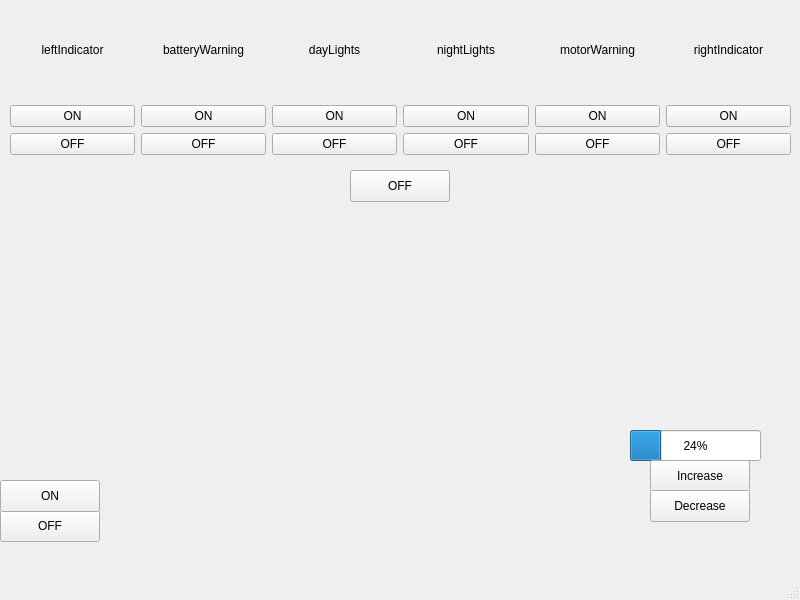
UCR-Solar-Car/DriverInterface, file mainwindow.ui: the form before one commit.
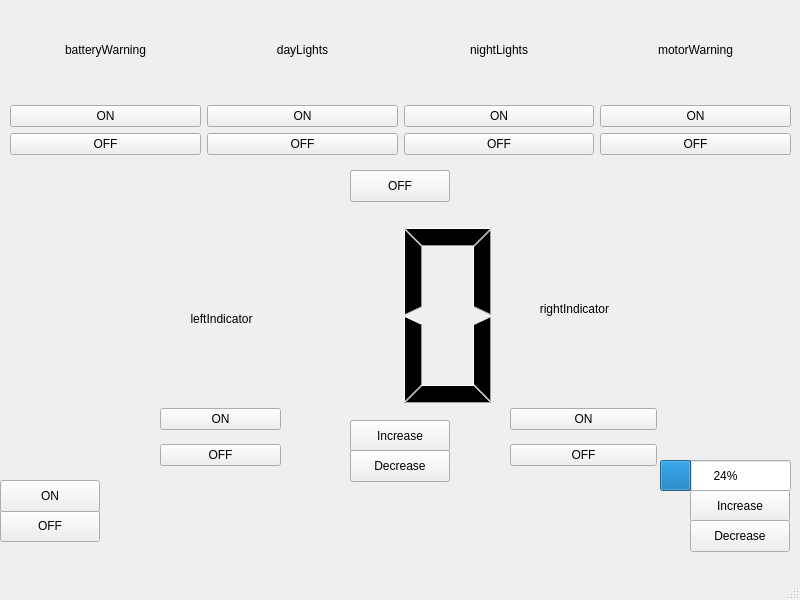
The form after the commit.

Patch:
```diff
--- a/mainwindow.ui
+++ b/mainwindow.ui
@@ -17,8 +17,8 @@
    <widget class="QProgressBar" name="battery">
     <property name="geometry">
      <rect>
-      <x>630</x>
-      <y>430</y>
+      <x>660</x>
+      <y>460</y>
       <width>131</width>
       <height>31</height>
      </rect>
@@ -30,26 +30,26 @@
    <widget class="QPushButton" name="increaseBattery">
     <property name="geometry">
      <rect>
-      <x>650</x>
-      <y>460</y>
-      <width>100</width>
-      <height>32</height>
-     </rect>
-    </property>
-    <property name="text">
-     <string>Increase</string>
-    </property>
-   </widget>
-   <widget class="QPushButton" name="decreaseBattery">
-    <property name="geometry">
-     <rect>
-      <x>650</x>
+      <x>690</x>
       <y>490</y>
       <width>100</width>
       <height>32</height>
      </rect>
     </property>
     <property name="text">
+     <string>Increase</string>
+    </property>
+   </widget>
+   <widget class="QPushButton" name="decreaseBattery">
+    <property name="geometry">
+     <rect>
+      <x>690</x>
+      <y>520</y>
+      <width>100</width>
+      <height>32</height>
+     </rect>
+    </property>
+    <property name="text">
      <string>Decrease</string>
     </property>
    </widget>
@@ -102,16 +102,6 @@
      </rect>
     </property>
     <layout class="QHBoxLayout" name="horizontalLayout">
-     <item>
-      <widget class="QLabel" name="leftIndicator">
-       <property name="text">
-        <string>leftIndicator</string>
-       </property>
-       <property name="alignment">
-        <set>Qt::AlignCenter</set>
-       </property>
-      </widget>
-     </item>
      <item>
       <widget class="QLabel" name="batteryWarning">
        <property name="text">
@@ -152,16 +142,6 @@
        </property>
       </widget>
      </item>
-     <item>
-      <widget class="QLabel" name="rightIndicator">
-       <property name="text">
-        <string>rightIndicator</string>
-       </property>
-       <property name="alignment">
-        <set>Qt::AlignCenter</set>
-       </property>
-      </widget>
-     </item>
     </layout>
    </widget>
    <widget class="QWidget" name="gridLayoutWidget">
@@ -176,24 +156,6 @@
     <layout class="QGridLayout" name="gridLayout">
      <item row="0" column="0">
       <layout class="QHBoxLayout" name="horizontalLayout_2">
-       <item>
-        <layout class="QVBoxLayout" name="verticalLayout_2">
-         <item>
-          <widget class="QPushButton" name="leftIndicatorON">
-           <property name="text">
-            <string>ON</string>
-           </property>
-          </widget>
-         </item>
-         <item>
-          <widget class="QPushButton" name="leftIndicatorOFF">
-           <property name="text">
-            <string>OFF</string>
-           </property>
-          </widget>
-         </item>
-        </layout>
-       </item>
        <item>
         <layout class="QVBoxLayout" name="verticalLayout_7">
          <item>
@@ -266,28 +228,150 @@
          </item>
         </layout>
        </item>
-       <item>
-        <layout class="QVBoxLayout" name="verticalLayout_3">
-         <item>
-          <widget class="QPushButton" name="rightIndicatorON">
-           <property name="text">
-            <string>ON</string>
-           </property>
-          </widget>
-         </item>
-         <item>
-          <widget class="QPushButton" name="rightIndicatorOFF">
-           <property name="text">
-            <string>OFF</string>
-           </property>
-          </widget>
-         </item>
-        </layout>
-       </item>
       </layout>
      </item>
     </layout>
    </widget>
+   <widget class="QLCDNumber" name="speed">
+    <property name="geometry">
+     <rect>
+      <x>280</x>
+      <y>210</y>
+      <width>231</width>
+      <height>211</height>
+     </rect>
+    </property>
+    <property name="font">
+     <font>
+      <bold>false</bold>
+     </font>
+    </property>
+    <property name="frameShape">
+     <enum>QFrame::NoFrame</enum>
+    </property>
+    <property name="smallDecimalPoint">
+     <bool>false</bool>
+    </property>
+    <property name="digitCount">
+     <number>2</number>
+    </property>
+    <property name="mode">
+     <enum>QLCDNumber::Dec</enum>
+    </property>
+    <property name="intValue" stdset="0">
+     <number>125</number>
+    </property>
+   </widget>
+   <widget class="QPushButton" name="increaseMPH">
+    <property name="geometry">
+     <rect>
+      <x>350</x>
+      <y>420</y>
+      <width>100</width>
+      <height>32</height>
+     </rect>
+    </property>
+    <property name="text">
+     <string>Increase</string>
+    </property>
+   </widget>
+   <widget class="QPushButton" name="decreaseMPH">
+    <property name="geometry">
+     <rect>
+      <x>350</x>
+      <y>450</y>
+      <width>100</width>
+      <height>32</height>
+     </rect>
+    </property>
+    <property name="text">
+     <string>Decrease</string>
+    </property>
+   </widget>
+   <widget class="QLabel" name="leftIndicator">
+    <property name="geometry">
+     <rect>
+      <x>160</x>
+      <y>280</y>
+      <width>123</width>
+      <height>78</height>
+     </rect>
+    </property>
+    <property name="text">
+     <string>leftIndicator</string>
+    </property>
+    <property name="alignment">
+     <set>Qt::AlignCenter</set>
+    </property>
+   </widget>
+   <widget class="QLabel" name="rightIndicator">
+    <property name="geometry">
+     <rect>
+      <x>500</x>
+      <y>270</y>
+      <width>149</width>
+      <height>78</height>
+     </rect>
+    </property>
+    <property name="text">
+     <string>rightIndicator</string>
+    </property>
+    <property name="alignment">
+     <set>Qt::AlignCenter</set>
+    </property>
+   </widget>
+   <widget class="QWidget" name="">
+    <property name="geometry">
+     <rect>
+      <x>160</x>
+      <y>400</y>
+      <width>121</width>
+      <height>76</height>
+     </rect>
+    </property>
+    <layout class="QVBoxLayout" name="verticalLayout_2">
+     <item>
+      <widget class="QPushButton" name="leftIndicatorON">
+       <property name="text">
+        <string>ON</string>
+       </property>
+      </widget>
+     </item>
+     <item>
+      <widget class="QPushButton" name="leftIndicatorOFF">
+       <property name="text">
+        <string>OFF</string>
+       </property>
+      </widget>
+     </item>
+    </layout>
+   </widget>
+   <widget class="QWidget" name="">
+    <property name="geometry">
+     <rect>
+      <x>510</x>
+      <y>400</y>
+      <width>147</width>
+      <height>76</height>
+     </rect>
+    </property>
+    <layout class="QVBoxLayout" name="verticalLayout_3">
+     <item>
+      <widget class="QPushButton" name="rightIndicatorON">
+       <property name="text">
+        <string>ON</string>
+       </property>
+      </widget>
+     </item>
+     <item>
+      <widget class="QPushButton" name="rightIndicatorOFF">
+       <property name="text">
+        <string>OFF</string>
+       </property>
+      </widget>
+     </item>
+    </layout>
+   </widget>
   </widget>
   <widget class="QMenuBar" name="menubar">
    <property name="geometry">
```
